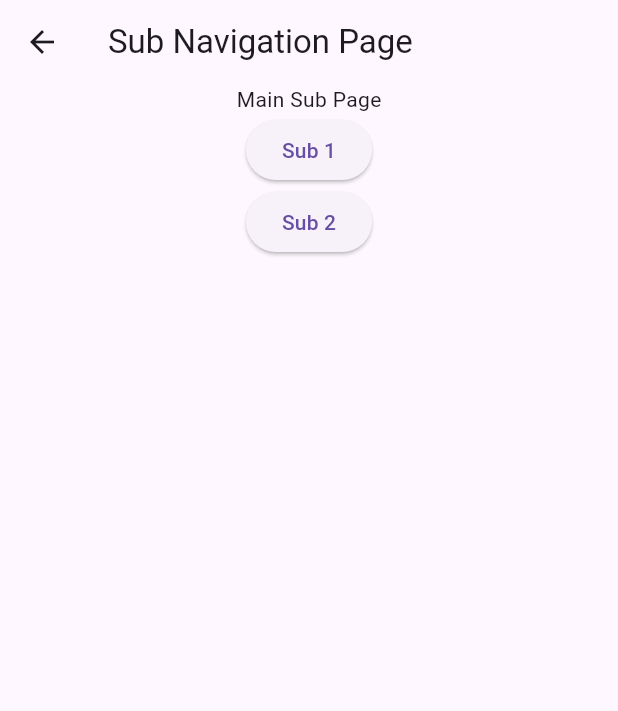
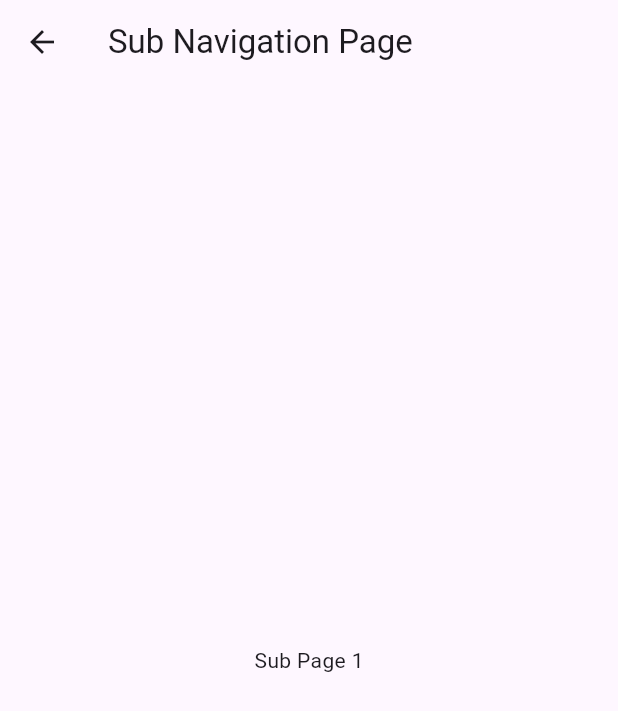
Before and after one commit to arielccjr/MobileApp-workbook, a Flutter app: the SubManager screen opened by its route, after a tap on "Sub 1", on a phone screen of 412 x 824 dp. Shown: the top 711 px of the screen. Run offline on Flutter 3.47's test engine with Material 3 defaults, Android fonts, the phone set to English and light mode, and no system bars.

Commit message:
Week 05 Nested Nav Complete

```diff
--- a/week_05_navigation_demo/lib/pages/sub_pages/sub_manager.dart
+++ b/week_05_navigation_demo/lib/pages/sub_pages/sub_manager.dart
@@ -1,5 +1,7 @@
 import 'package:flutter/material.dart';
 import 'package:week_05_navigation_demo/pages/sub_pages/sub.dart';
+import 'package:week_05_navigation_demo/pages/sub_pages/sub1.dart';
+import 'package:week_05_navigation_demo/pages/sub_pages/sub2.dart';
 
 class SubManager extends StatefulWidget {
   const SubManager({super.key});
@@ -9,13 +11,25 @@ class SubManager extends StatefulWidget {
 }
 
 class _SubManagerState extends State<SubManager> {
+  final _navigatorKey = GlobalKey<NavigatorState>();
+
   @override
   Widget build(BuildContext context) {
     return Scaffold(
       appBar: AppBar(
-        title: const Text('Sub Navigation Page'),
-      ),
+          title: const Text('Sub Navigation Page'),
+          leading: IconButton(
+            icon: const Icon(Icons.arrow_back),
+            onPressed: () {
+              if (_navigatorKey.currentState!.canPop()) {
+                _navigatorKey.currentState!.pop();
+              } else {
+                Navigator.of(context).pop();
+              }
+            },
+          )),
       body: Navigator(
+        key: _navigatorKey,
         initialRoute: SubPage.routeName,
         onGenerateRoute: (settings) {
           Widget page = const Text('DEFAULT PAGE');
@@ -23,6 +37,12 @@ class _SubManagerState extends State<SubManager> {
           switch (settings.name) {
             case SubPage.routeName:
               page = SubPage();
+              break;
+            case SubPage1.routeName:
+              page = SubPage1();
+              break;
+            case SubPage2.routeName:
+              page = SubPage2();
               break;
           }
 
```
Also changed, not shown: week_05_navigation_demo/lib/pages/sub_pages/sub.dart (+8 -2 lines).
